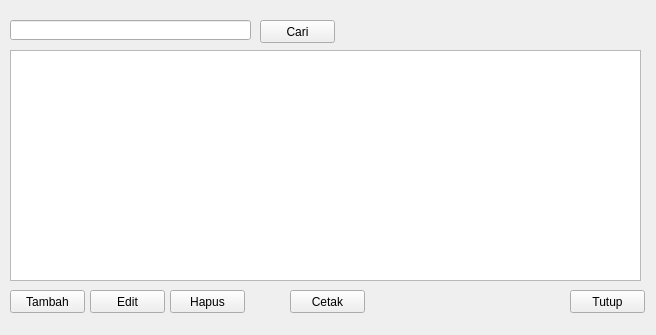
Old version of the form ui/data_absensi.ui in the repository vinzHubg/2023-wajah.
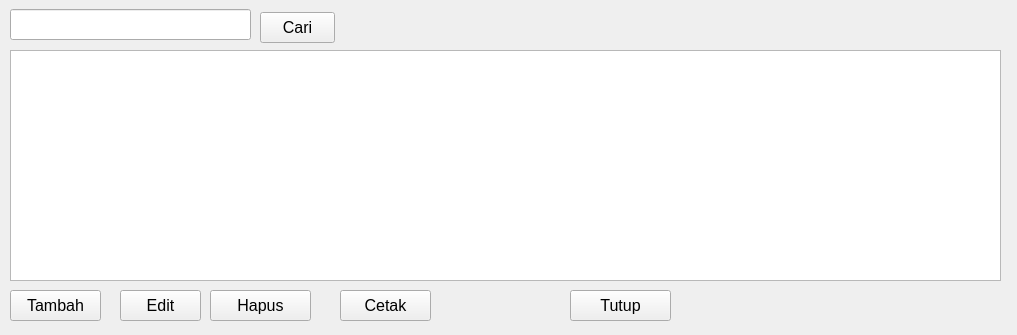
New version of the form.

Diff of the .ui file:
```diff
--- a/ui/data_absensi.ui
+++ b/ui/data_absensi.ui
@@ -6,7 +6,7 @@
    <rect>
     <x>0</x>
     <y>0</y>
-    <width>656</width>
+    <width>1017</width>
     <height>335</height>
    </rect>
   </property>
@@ -17,21 +17,31 @@
    <property name="geometry">
     <rect>
      <x>10</x>
-     <y>20</y>
+     <y>9</y>
      <width>241</width>
-     <height>20</height>
+     <height>31</height>
     </rect>
    </property>
+   <property name="font">
+    <font>
+     <pointsize>12</pointsize>
+    </font>
+   </property>
   </widget>
   <widget class="QPushButton" name="cariButton">
    <property name="geometry">
     <rect>
      <x>260</x>
-     <y>20</y>
+     <y>12</y>
      <width>75</width>
-     <height>23</height>
+     <height>31</height>
     </rect>
    </property>
+   <property name="font">
+    <font>
+     <pointsize>12</pointsize>
+    </font>
+   </property>
    <property name="text">
     <string>Cari</string>
    </property>
@@ -41,10 +51,15 @@
     <rect>
      <x>10</x>
      <y>290</y>
-     <width>75</width>
-     <height>23</height>
+     <width>91</width>
+     <height>31</height>
     </rect>
    </property>
+   <property name="font">
+    <font>
+     <pointsize>12</pointsize>
+    </font>
+   </property>
    <property name="text">
     <string>Tambah</string>
    </property>
@@ -52,12 +67,17 @@
   <widget class="QPushButton" name="ubahButton">
    <property name="geometry">
     <rect>
-     <x>90</x>
+     <x>120</x>
      <y>290</y>
-     <width>75</width>
-     <height>23</height>
+     <width>81</width>
+     <height>31</height>
     </rect>
    </property>
+   <property name="font">
+    <font>
+     <pointsize>12</pointsize>
+    </font>
+   </property>
    <property name="text">
     <string>Edit</string>
    </property>
@@ -65,12 +85,17 @@
   <widget class="QPushButton" name="hapusButton">
    <property name="geometry">
     <rect>
-     <x>170</x>
+     <x>210</x>
      <y>290</y>
-     <width>75</width>
-     <height>23</height>
+     <width>101</width>
+     <height>31</height>
     </rect>
    </property>
+   <property name="font">
+    <font>
+     <pointsize>12</pointsize>
+    </font>
+   </property>
    <property name="text">
     <string>Hapus</string>
    </property>
@@ -80,10 +105,15 @@
     <rect>
      <x>570</x>
      <y>290</y>
-     <width>75</width>
-     <height>23</height>
+     <width>101</width>
+     <height>31</height>
     </rect>
    </property>
+   <property name="font">
+    <font>
+     <pointsize>12</pointsize>
+    </font>
+   </property>
    <property name="text">
     <string>Tutup</string>
    </property>
@@ -93,7 +123,7 @@
     <rect>
      <x>10</x>
      <y>50</y>
-     <width>631</width>
+     <width>991</width>
      <height>231</height>
     </rect>
    </property>
@@ -103,6 +133,11 @@
      <verstretch>0</verstretch>
     </sizepolicy>
    </property>
+   <property name="font">
+    <font>
+     <pointsize>12</pointsize>
+    </font>
+   </property>
    <property name="selectionMode">
     <enum>QAbstractItemView::SingleSelection</enum>
    </property>
@@ -116,12 +151,17 @@
   <widget class="QPushButton" name="cetakButton">
    <property name="geometry">
     <rect>
-     <x>290</x>
+     <x>340</x>
      <y>290</y>
-     <width>75</width>
-     <height>23</height>
+     <width>91</width>
+     <height>31</height>
     </rect>
    </property>
+   <property name="font">
+    <font>
+     <pointsize>12</pointsize>
+    </font>
+   </property>
    <property name="text">
     <string>Cetak</string>
    </property>
```
